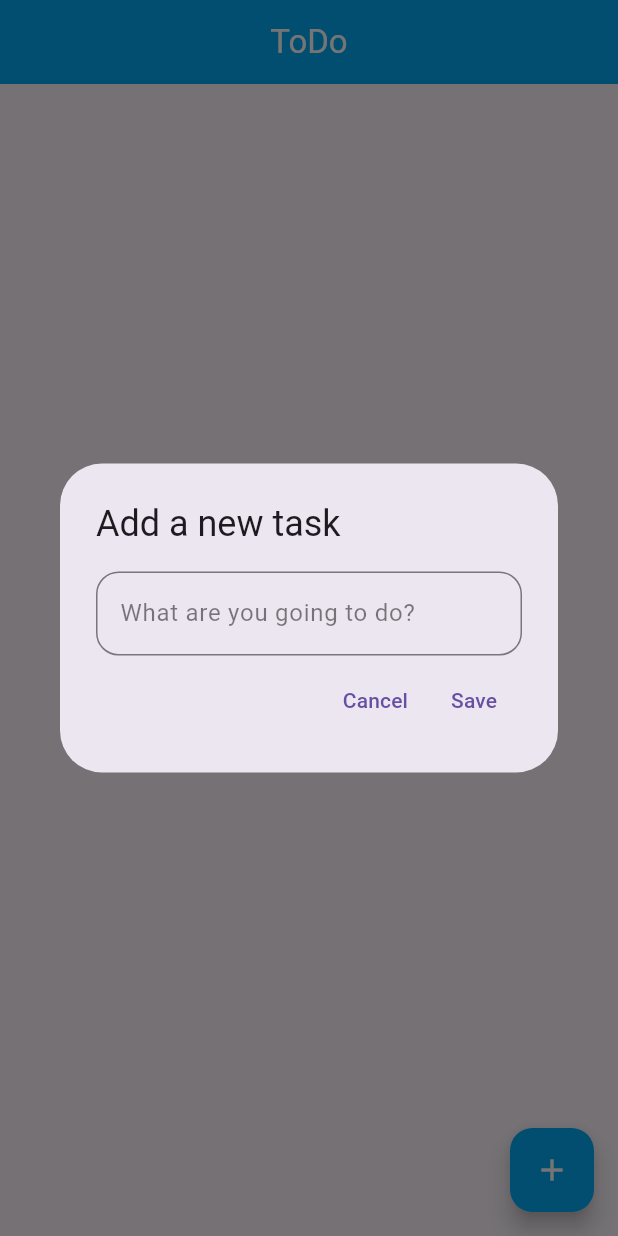
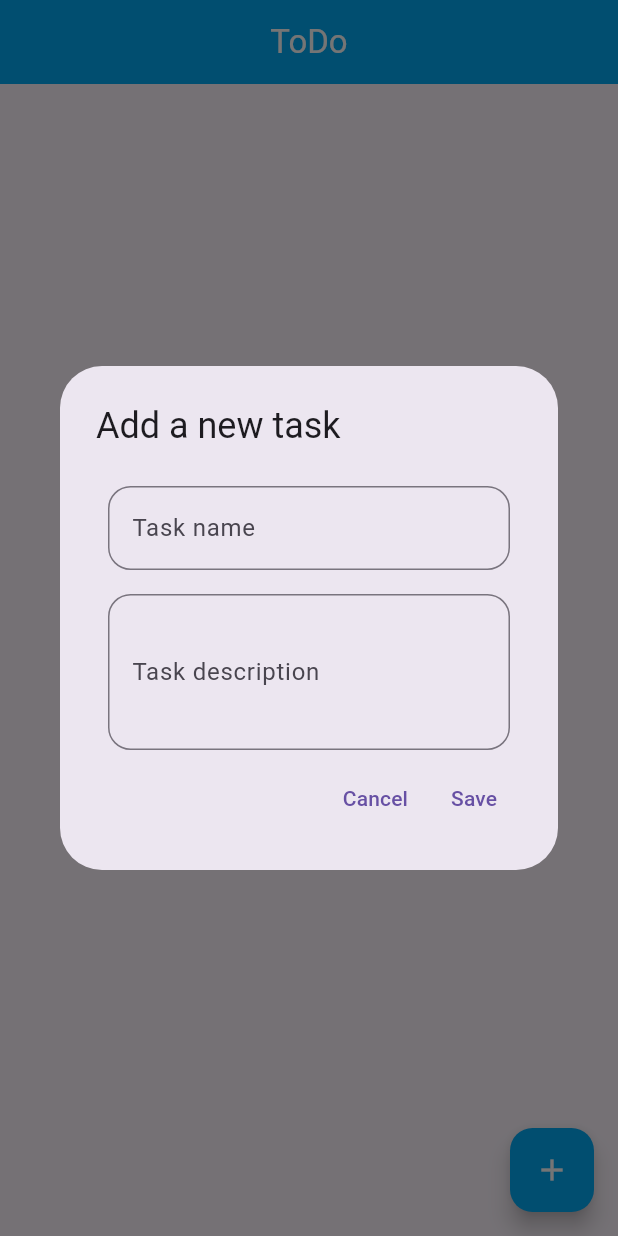
Before and after one commit to itsHuaan/ToDo-App, a Flutter app: the screen it shows after launch, after a tap on the "add" icon, on a phone screen of 412 x 824 dp. Run offline on Flutter 3.47's test engine with Material 3 defaults, Android fonts, the phone set to English and light mode, and no system bars; our stand-ins replace flutter_slidable, hive_flutter; accounts and stored records are empty.

Commit message:
task description added

```diff
--- a/lib/add_new_task.dart
+++ b/lib/add_new_task.dart
@@ -2,35 +2,60 @@ import 'package:flutter/material.dart';
 import 'package:todo_list/buttons.dart';
 
 class AddNewTask extends StatelessWidget {
-  final controller;
+  final taskNameController;
+  final taskDescriptionController;
   VoidCallback onSaved;
   VoidCallback onCanceled;
   AddNewTask({
     super.key,
-    required this.controller,
+    required this.taskNameController,
+    required this.taskDescriptionController,
     required this.onSaved,
     required this.onCanceled,
   });
 
   @override
   Widget build(BuildContext context) {
+    double popupWidth = 300.0;
     return AlertDialog(
       title: const Text("Add a new task"),
-      content: SizedBox(
-        width: 300,
-        height: 110,
+      content: Container(
+        constraints: BoxConstraints(
+          maxWidth: popupWidth,
+        ),
         child: Column(
-          mainAxisAlignment: MainAxisAlignment.spaceBetween,
+          mainAxisSize: MainAxisSize.min, // Makes Column take up only as much vertical space as needed
           children: [
-            TextField(
-              controller: controller,
-              decoration: InputDecoration(
-                border: OutlineInputBorder(
-                  borderRadius: BorderRadius.circular(15),
+            Padding(
+              padding: const EdgeInsets.all(8.0),
+              child: SizedBox(
+                width: popupWidth,
+                child: TextField(
+                  controller: taskNameController,
+                  decoration: InputDecoration(
+                    floatingLabelBehavior: FloatingLabelBehavior.auto,
+                    labelText: "Task name",
+                    border: OutlineInputBorder(
+                      borderRadius: BorderRadius.circular(15),
+                    ),
+                  ),
                 ),
-                hintText: "What are you going to do?",
-                hintStyle: const TextStyle(
-                  color: Color.fromARGB(128, 0, 0, 0),
+              ),
+            ),
+            Padding(
+              padding: const EdgeInsets.all(8.0),
+              child: SizedBox(
+                width: popupWidth,
+                child: TextField(
+                  maxLines: 3,
+                  controller: taskDescriptionController,
+                  decoration: InputDecoration(
+                    floatingLabelBehavior: FloatingLabelBehavior.auto,
+                    labelText: "Task description",
+                    border: OutlineInputBorder(
+                      borderRadius: BorderRadius.circular(15),
+                    ),
+                  ),
                 ),
               ),
             ),
@@ -44,9 +69,9 @@ class AddNewTask extends StatelessWidget {
                 Buttons(
                   buttonText: "Save",
                   buttonOnPressed: onSaved,
-                )
+                ),
               ],
-            )
+            ),
           ],
         ),
       ),
--- a/lib/database.dart
+++ b/lib/database.dart
@@ -9,10 +9,10 @@ class TaskDabase {
   }
 
   void loadData() {
-    toDoList = _myBox.get("TODOLIST");
+    toDoList = _myBox.get("TASKS");
   }
 
   void updateData() {
-    _myBox.put("TODOLIST", toDoList);
+    _myBox.put("TASKS", toDoList);
   }
 }
--- a/lib/todo_tasks.dart
+++ b/lib/todo_tasks.dart
@@ -3,6 +3,7 @@ import 'package:flutter_slidable/flutter_slidable.dart';
 
 class ToDoList extends StatelessWidget {
   final String taskName;
+  final String taskDescription;
   final bool isCompleted;
   final String taskCreated;
   Function(bool?)? taskOnChanged;
@@ -12,6 +13,7 @@ class ToDoList extends StatelessWidget {
   ToDoList({
     super.key,
     required this.taskName,
+    required this.taskDescription,
     required this.isCompleted,
     required this.taskCreated,
     required this.taskOnChanged,
```
Also changed, not shown: lib/edit_task.dart (+35 -14 lines), lib/homepage.dart (+16 -6 lines), lib/task_detail.dart (+4 -4 lines).
